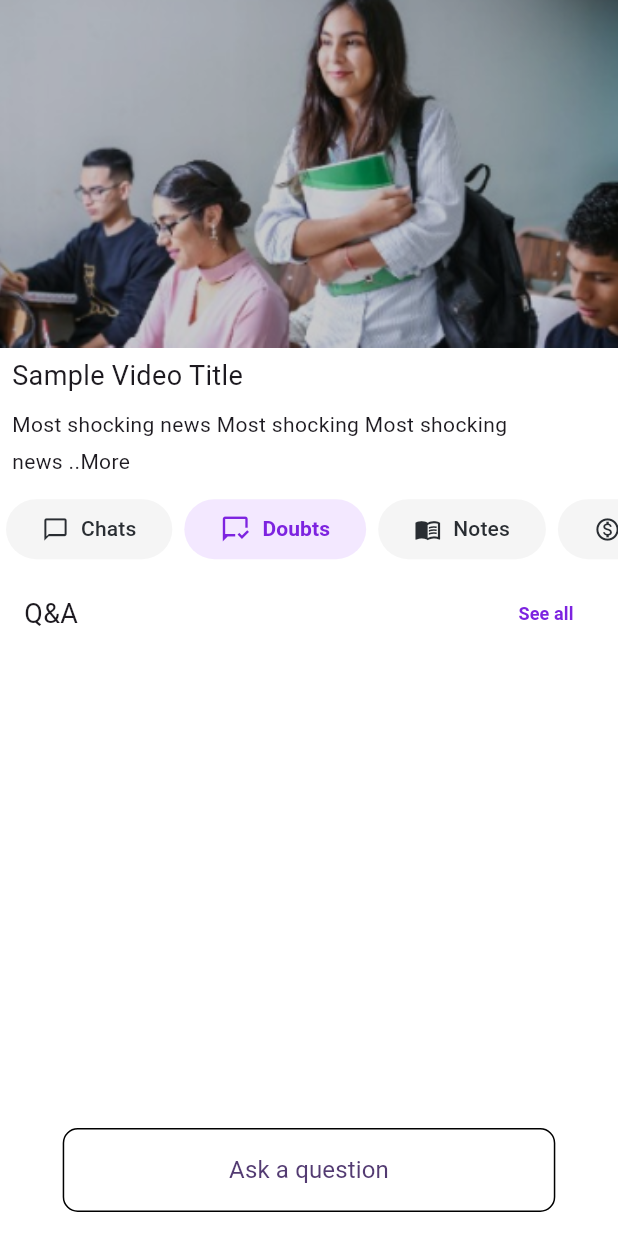
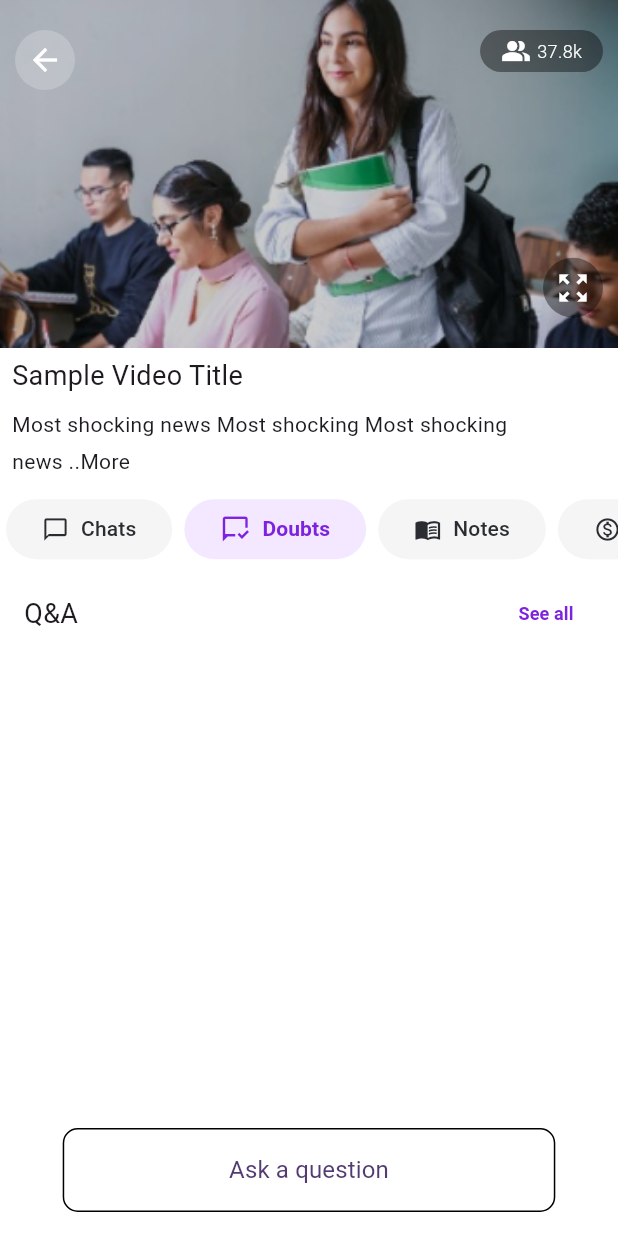
Before and after one commit to Azad99-9/ostello_assignment, a Flutter app: the screen it shows after launch, on a phone screen of 412 x 824 dp. Run offline on Flutter 3.47's test engine with Material 3 defaults, Android fonts, the phone set to English and light mode, and no system bars; our stand-ins replace cloud_firestore, firebase_core, flutter_riverpod, get_it, google_fonts; accounts and stored records are empty.

Commit message:
made minor ui fixes

```diff
--- a/lib/features/presentation/views/lecture_screen.dart
+++ b/lib/features/presentation/views/lecture_screen.dart
@@ -47,6 +47,55 @@ class LectureScreen extends ConsumerWidget {
                     fit: BoxFit.cover,
                   ),
                 ),
+                Positioned(
+                  left: 10,
+                  top: 20,
+                  child: InkWell(
+                    onTap: () {},
+                    child: CircleAvatar(
+                      backgroundColor: Colors.white.withOpacity(0.2),
+                      child: Icon(
+                        Icons.arrow_back,
+                        color: Colors.white,
+                      ),
+                    ),
+                  ),
+                ),
+                Positioned(
+                  right: 10,
+                  bottom: 20,
+                  child: InkWell(
+                    onTap: () {},
+                    child: CircleAvatar(
+                      backgroundColor: Colors.black.withOpacity(0.4),
+                      child: Icon(
+                        Icons.zoom_out_map,
+                        color: Colors.white,
+                      ),
+                    ),
+                  ),
+                ),
+                Positioned(
+                  right: 10,
+                  top: 20,
+                  child: InkWell(
+                    onTap: () {},
+                    child: Container(
+                      padding: EdgeInsets.symmetric(vertical: 4, horizontal: 14),
+                      decoration: BoxDecoration(
+                        borderRadius: BorderRadius.all(Radius.circular(16)),
+                        color: Colors.black.withOpacity(0.4),
+                      ),
+                      child: Row(
+                        children: [
+                          Icon(Icons.people_alt, color: Colors.white, size: 20,),
+                          SizedBox(width: 4,),
+                          Text('37.8k', style: ThemeService.bodySmall.copyWith(color: Colors.white, fontWeight: FontWeight.w300),)
+                        ],
+                      ),
+                    )
+                  ),
+                )
               ],
             ),
 
--- a/pubspec.yaml
+++ b/pubspec.yaml
@@ -40,6 +40,7 @@ dependencies:
   google_fonts: ^6.2.1
   firebase_core: ^3.8.1
   cloud_firestore: ^5.5.1
+  intl: ^0.20.1
 
 dev_dependencies:
   flutter_test:
```
Also changed, not shown: lib/features/presentation/widgets/ask_question_state.dart (+33 -12 lines), lib/features/presentation/widgets/custom_text_field.dart (+7 -2 lines), lib/features/presentation/widgets/thread_components.dart (+6 -2 lines), pubspec.lock.
